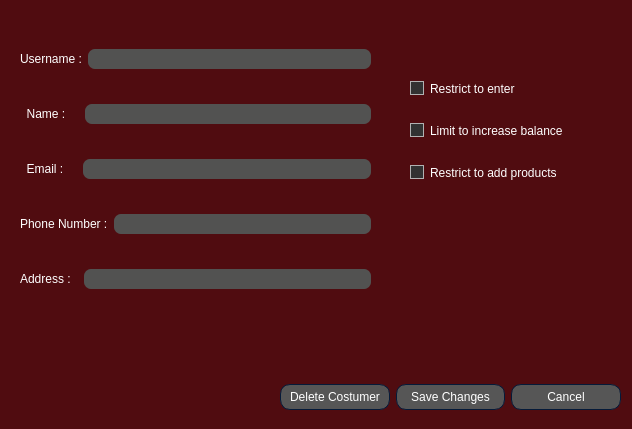
Old version of the form AP/edit_costumer_dialog.ui in the repository AP-projects-4001/Guys.
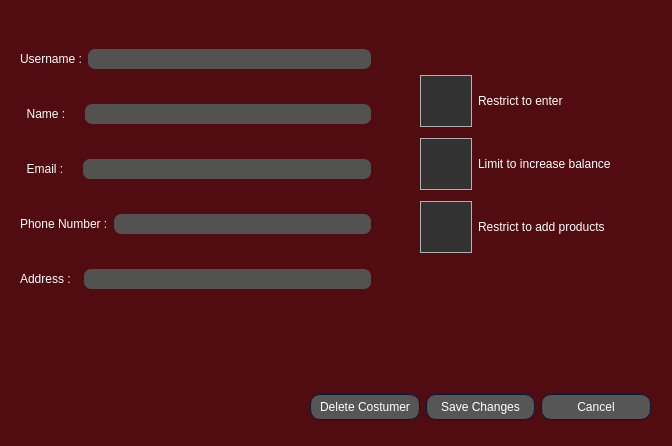
New version of the form. Icons and pictures are not drawn.

Commit message: change checkboxes UI with png files

Diff of the .ui file:
```diff
--- a/AP/edit_costumer_dialog.ui
+++ b/AP/edit_costumer_dialog.ui
@@ -6,20 +6,20 @@
    <rect>
     <x>0</x>
     <y>0</y>
-    <width>632</width>
-    <height>429</height>
+    <width>672</width>
+    <height>446</height>
    </rect>
   </property>
   <property name="minimumSize">
    <size>
-    <width>551</width>
-    <height>428</height>
+    <width>672</width>
+    <height>446</height>
    </size>
   </property>
   <property name="maximumSize">
    <size>
-    <width>16777215</width>
-    <height>16777215</height>
+    <width>672</width>
+    <height>446</height>
    </size>
   </property>
   <property name="windowTitle">
@@ -694,40 +694,6 @@
 	border-color: #051a39;
 
 }
-
-QCheckBox:disabled
-{
-color: #414141;
-}
-
-QCheckBox::indicator{
-    color: #b1b1b1;
-    background-color: #323232;
-    border: 1px solid #b1b1b1;
-    width:  12px;
-    height:  12px;
-}
-
-QRadioButton::indicator
-{
-    border-radius: 6px;
-}
-
-QCheckBox::indicator:hover
-{
-    border: 1px solid #8399ff;
-}
-
-QCheckBox::indicator:checked
-{
-	border-image: url(:/included_images/Check_mark.png) 0 0 0 0 stretch stretch;
-	background-color: #ffffff;
-}
-
-QCheckBox::indicator:disabled
-{
-    border: 1px solid #444;
-}
 </string>
   </property>
   <widget class="QWidget" name="layoutWidget">
@@ -823,8 +789,8 @@
   <widget class="QWidget" name="layoutWidget">
    <property name="geometry">
     <rect>
-     <x>280</x>
-     <y>380</y>
+     <x>310</x>
+     <y>390</y>
      <width>341</width>
      <height>34</height>
     </rect>
@@ -853,18 +819,39 @@
     </item>
    </layout>
   </widget>
-  <widget class="QWidget" name="">
+  <widget class="QWidget" name="layoutWidget">
    <property name="geometry">
     <rect>
-     <x>410</x>
-     <y>60</y>
-     <width>211</width>
-     <height>141</height>
+     <x>420</x>
+     <y>70</y>
+     <width>227</width>
+     <height>191</height>
     </rect>
    </property>
    <layout class="QVBoxLayout" name="verticalLayout_2">
     <item>
      <widget class="QCheckBox" name="checkBox_enter_limit">
+      <property name="styleSheet">
+       <string notr="true">QCheckBox::indicator
+{
+    width: 50px;
+    height: 50px;
+}
+
+QCheckBox::indicator:unchecked
+{
+    image: url(&quot;:/included_images/off-button.png&quot;);
+	border: none;
+	background-color: none;
+}
+
+QCheckBox::indicator:checked
+{
+    image: url(&quot;:/included_images/on-button.png&quot;);
+	border: none;
+	background-color: none;
+}</string>
+      </property>
       <property name="text">
        <string>Restrict to enter</string>
       </property>
@@ -872,6 +859,27 @@
     </item>
     <item>
      <widget class="QCheckBox" name="checkBox_balance_limit">
+      <property name="styleSheet">
+       <string notr="true">QCheckBox::indicator
+{
+    width: 50px;
+    height: 50px;
+}
+
+QCheckBox::indicator:unchecked
+{
+    image: url(&quot;:/included_images/off-button.png&quot;);
+	border: none;
+	background-color: none;
+}
+
+QCheckBox::indicator:checked
+{
+    image: url(&quot;:/included_images/on-button.png&quot;);
+	border: none;
+	background-color: none;
+}</string>
+      </property>
       <property name="text">
        <string>Limit to increase balance</string>
       </property>
@@ -879,6 +887,33 @@
     </item>
     <item>
      <widget class="QCheckBox" name="checkBox_add_product">
+      <property name="minimumSize">
+       <size>
+        <width>0</width>
+        <height>0</height>
+       </size>
+      </property>
+      <property name="styleSheet">
+       <string notr="true">QCheckBox::indicator
+{
+    width: 50px;
+    height: 50px;
+}
+
+QCheckBox::indicator:unchecked
+{
+    image: url(&quot;:/included_images/off-button.png&quot;);
+	border: none;
+	background-color: none;
+}
+
+QCheckBox::indicator:checked
+{
+    image: url(&quot;:/included_images/on-button.png&quot;);
+	border: none;
+	background-color: none;
+}</string>
+      </property>
       <property name="text">
        <string>Restrict to add products</string>
       </property>
```
The commit also changes 7 other files.
